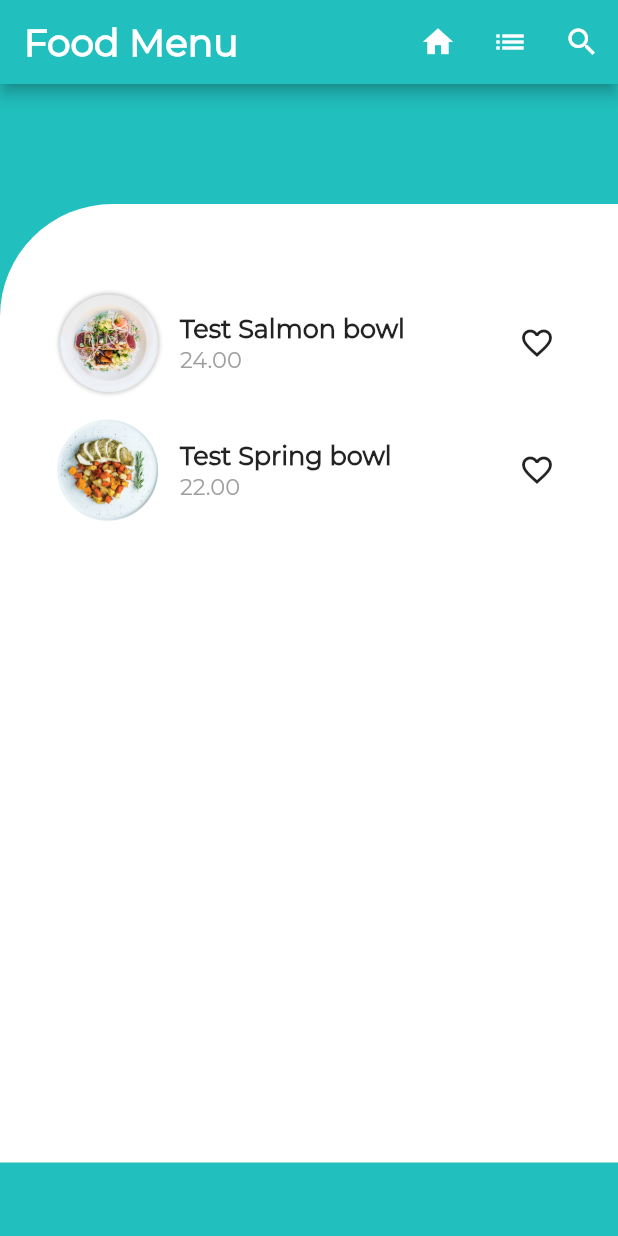
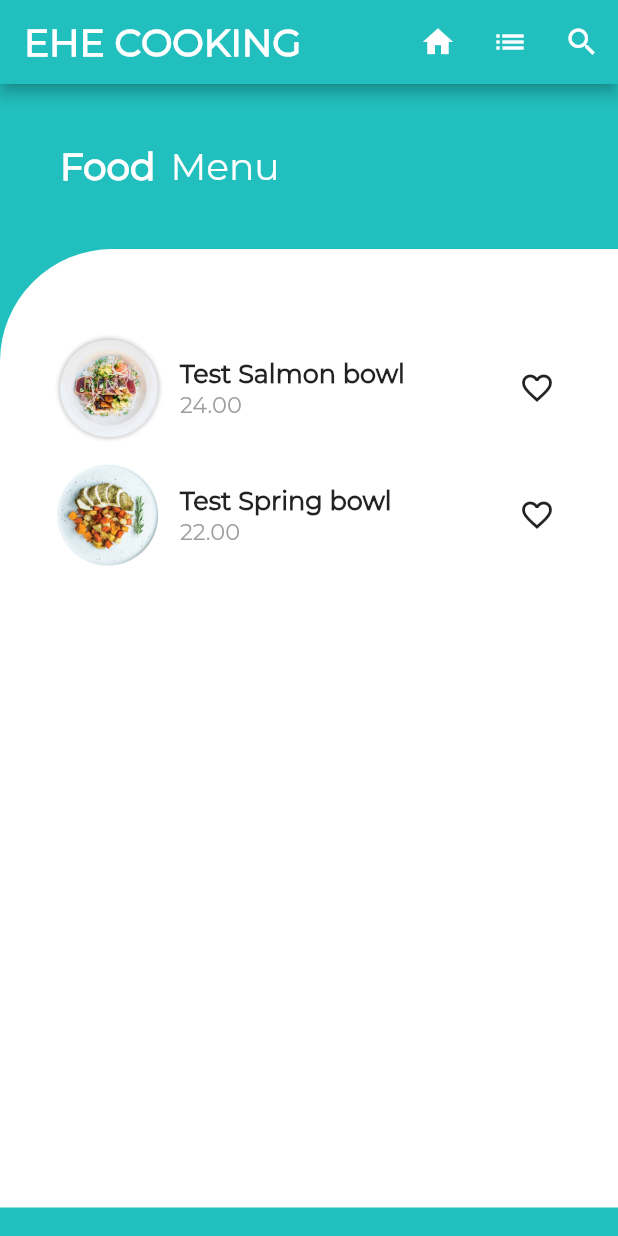
Before and after one commit to teambena/flutter_project, a Flutter app: the screen it shows after launch, on a phone screen of 412 x 824 dp. Run offline on Flutter 3.47's test engine with Material 2 defaults, Android fonts, the phone set to English and light mode, and no system bars; project files that could hold a hidden picture were left out.

Commit message:
Edit main page add app name

```diff
--- a/lib/main.dart
+++ b/lib/main.dart
@@ -31,7 +31,7 @@ class _MyHomePageState extends State<MyHomePage> {
     return Scaffold(
       appBar: AppBar(
         backgroundColor: Color(0xFF21BFBD),
-        title: Text('Food Menu',
+        title: Text('EHE COOKING',
             style: TextStyle(
                 fontFamily: 'Montserrat',
                 color: Colors.white,
@@ -97,20 +97,20 @@ class _MyHomePageState extends State<MyHomePage> {
           Padding(
             padding: EdgeInsets.only(left: 40.0),
             child: Row(
-              // children: <Widget>[
-              //   Text('Food',
-              //       style: TextStyle(
-              //           fontFamily: 'Montserrat',
-              //           color: Colors.white,
-              //           fontWeight: FontWeight.bold,
-              //           fontSize: 25.0)),
-              //   SizedBox(width: 10.0),
-              //   Text('Menu',
-              //       style: TextStyle(
-              //           fontFamily: 'Montserrat',
-              //           color: Colors.white,
-              //           fontSize: 25.0))
-              // ],
+              children: <Widget>[
+                Text('Food',
+                    style: TextStyle(
+                        fontFamily: 'Montserrat',
+                        color: Colors.white,
+                        fontWeight: FontWeight.bold,
+                        fontSize: 25.0)),
+                SizedBox(width: 10.0),
+                Text('Menu',
+                    style: TextStyle(
+                        fontFamily: 'Montserrat',
+                        color: Colors.white,
+                        fontSize: 25.0))
+              ],
             ),
           ),
           SizedBox(height: 40.0),
```
